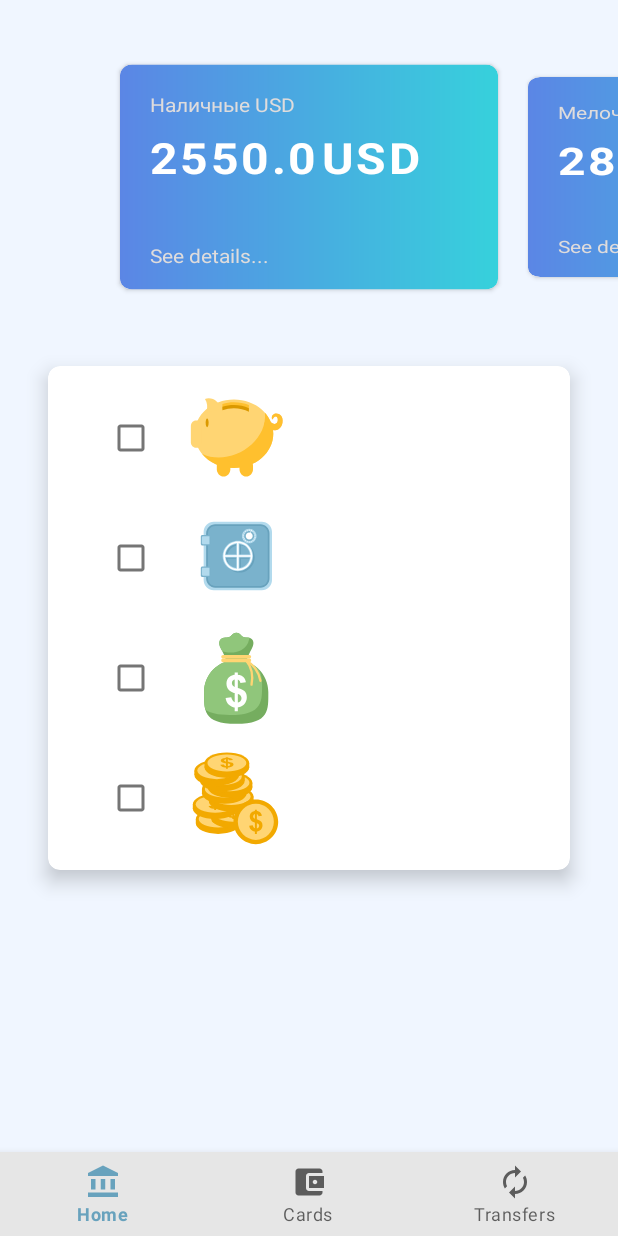
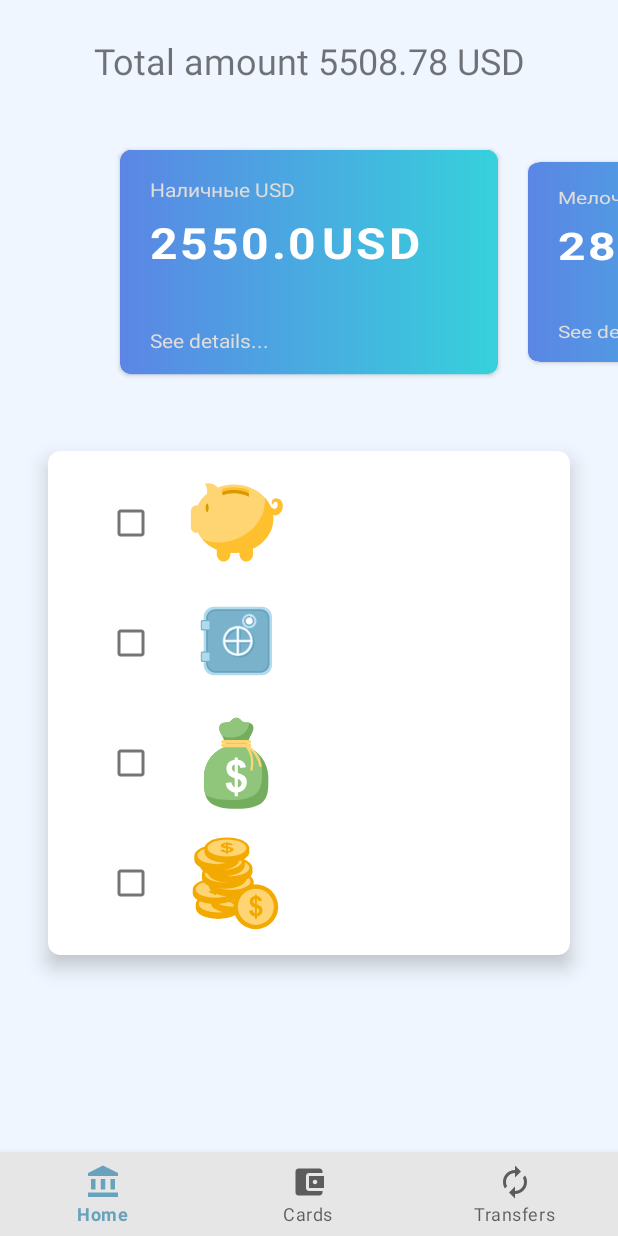
Before and after one commit to emdasoft/MyCheckUp, an Android app: the fragment ResultFragment placed in its activity, on a phone screen of 412 x 824 dp. Run offline under Robolectric (Android 15) with nearby library versions, the phone set to English and light mode, and no system bars.

Commit message:
rebuild_check

```diff
--- a/app/src/main/java/com/emdasoft/mycheckup/ResultFragment.kt
+++ b/app/src/main/java/com/emdasoft/mycheckup/ResultFragment.kt
@@ -13,6 +13,7 @@ import androidx.viewpager2.widget.CompositePageTransformer
 import androidx.viewpager2.widget.MarginPageTransformer
 import androidx.viewpager2.widget.ViewPager2
 import com.emdasoft.mycheckup.databinding.FragmentResultBinding
+import kotlin.math.roundToInt
 
 class ResultFragment : Fragment(), CardsAdapter.Listener {
 
@@ -45,9 +46,24 @@ class ResultFragment : Fragment(), CardsAdapter.Listener {
             cards.add(Card("Мелочь USD", 280.0, "USD"))
             cards.add(Card("Наличные EUR", 980.0, "EUR"))
             cards.add(Card("FinStore Инвестиции", 1020.0, "USD"))
-            cards.add(Card("FinStore Доход", 18.73, "USD"))
+            cards.add(Card("FinStore Доход", 22.52, "USD"))
             cards.add(Card("Вклады БелВЭБ", 404.69, "USD"))
-            cards.add(Card("Отложенные BYN", 145.0, "BYN"))
+            cards.add(Card("Отложенные BYN", 530.92, "BYN"))
+
+            var total = 0.0
+            for (item in cards){
+                if(item.currency=="USD"){
+                    total += item.amount
+                }
+                if(item.currency=="BYN"){
+                    total += (item.amount / 2.5 * 100).roundToInt() / 100.00
+                }
+                if(item.currency=="EUR"){
+                    total += (item.amount * 1.04 * 100).roundToInt() / 100.00
+                }
+            }
+            val tmpText = "Total amount ${total.toString()} USD"
+            tvTotal.text = tmpText
 
             viewPager2.adapter = CardsAdapter(cards, viewPager2, this@ResultFragment)
 
--- a/app/src/main/res/layout/fragment_result.xml
+++ b/app/src/main/res/layout/fragment_result.xml
@@ -7,6 +7,15 @@
     android:layout_height="match_parent"
     android:background="@color/background"
     tools:context=".ResultFragment">
+
+    <TextView
+        android:id="@+id/tvTotal"
+        android:layout_width="match_parent"
+        android:layout_height="wrap_content"
+        android:layout_marginTop="24dp"
+        android:textSize="24sp"
+        tools:text="Total amount: 5000 USD"
+        android:gravity="center"/>
 
     <androidx.viewpager2.widget.ViewPager2
         android:id="@+id/viewPager"
@@ -25,7 +34,6 @@
         android:layout_marginTop="16dp"
         app:cardCornerRadius="8dp"
         app:cardElevation="8dp">
-
 
         <androidx.constraintlayout.widget.ConstraintLayout
             android:layout_width="match_parent"
```
